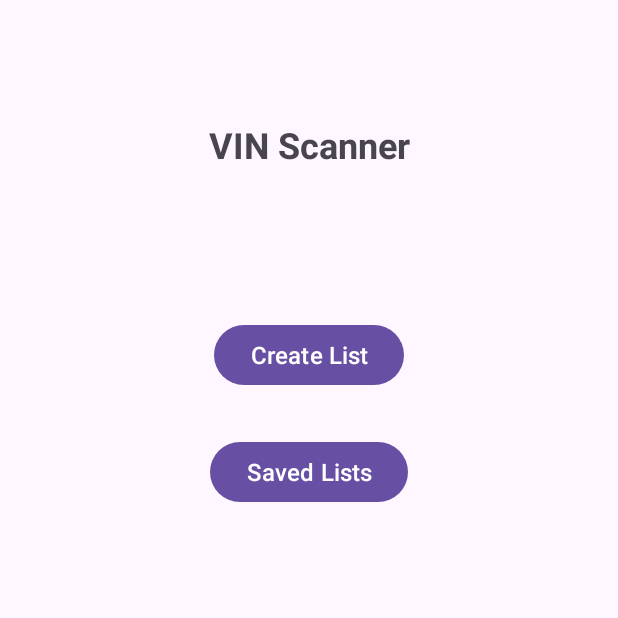
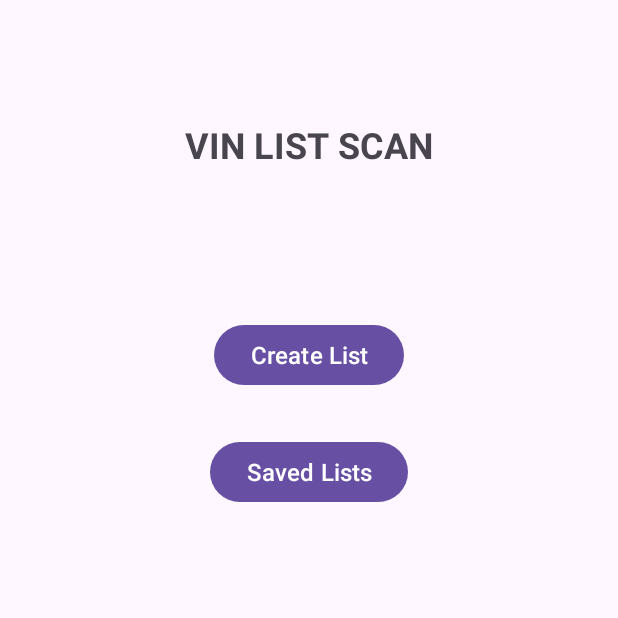
Before and after one commit to Mflo177/vinscanner-ai, an Android app: the screen it shows after launch (MainActivity), on a phone screen of 412 x 824 dp, the top half of it. Run offline under Robolectric (Android 15) with nearby library versions, the phone set to English and light mode, and no system bars; our stand-ins replace Room's generated code.

Commit message:
Changed App name

```diff
--- a/app/src/main/res/layout/activity_main.xml
+++ b/app/src/main/res/layout/activity_main.xml
@@ -10,7 +10,7 @@
         android:id="@+id/tv_welcome"
         android:layout_width="wrap_content"
         android:layout_height="wrap_content"
-        android:text="VIN Scanner"
+        android:text="VIN LIST SCAN"
         android:textSize="24sp"
         android:textStyle="bold"
         app:layout_constraintTop_toTopOf="parent"
--- a/app/src/main/res/values/strings.xml
+++ b/app/src/main/res/values/strings.xml
@@ -1,5 +1,5 @@
 <resources>
-    <string name="app_name">VinScannerApp</string>
+    <string name="app_name">Vin List</string>
 
     <string-array name="row_letter">
         <item>-</item>
```
